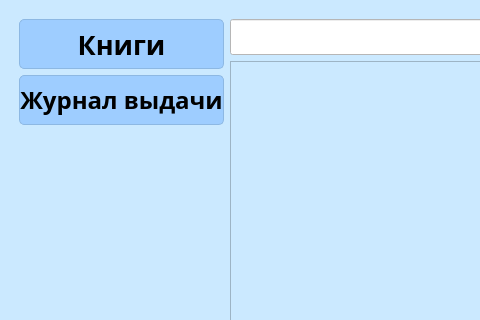
Old version of the form main_wid.ui in the repository HikyGM/Libr; both pictures show x 0 to 480 and y 0 to 320 of the 1000 by 700 pixel window.
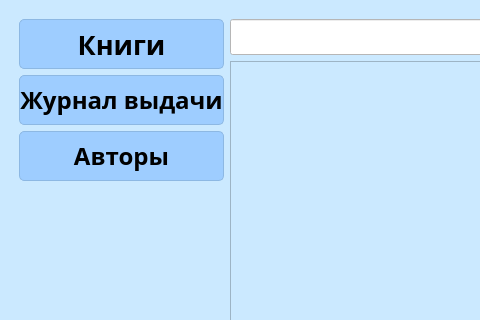
New version of the form.

```diff
--- a/main_wid.ui
+++ b/main_wid.ui
@@ -120,6 +120,35 @@
             </property>
            </widget>
           </item>
+          <item>
+           <widget class="QPushButton" name="btn_author">
+            <property name="minimumSize">
+             <size>
+              <width>150</width>
+              <height>50</height>
+             </size>
+            </property>
+            <property name="font">
+             <font>
+              <family>Myriad Pro</family>
+              <pointsize>18</pointsize>
+              <weight>75</weight>
+              <bold>true</bold>
+             </font>
+            </property>
+            <property name="cursor">
+             <cursorShape>PointingHandCursor</cursorShape>
+            </property>
+            <property name="styleSheet">
+             <string notr="true">background-color: rgb(158, 205, 255);
+border: 1px solid rgb(141, 184, 227);
+border-radius: 5;</string>
+            </property>
+            <property name="text">
+             <string>Авторы</string>
+            </property>
+           </widget>
+          </item>
           <item>
            <spacer name="verticalSpacer">
             <property name="orientation">
```
